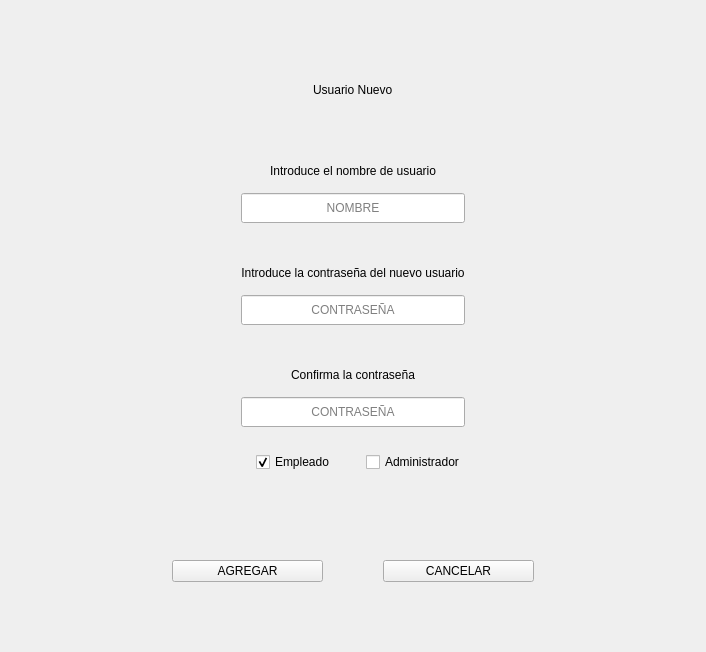
Matapuercos666/OPTICA, file Agregar_Usuario.ui: the form before one commit.
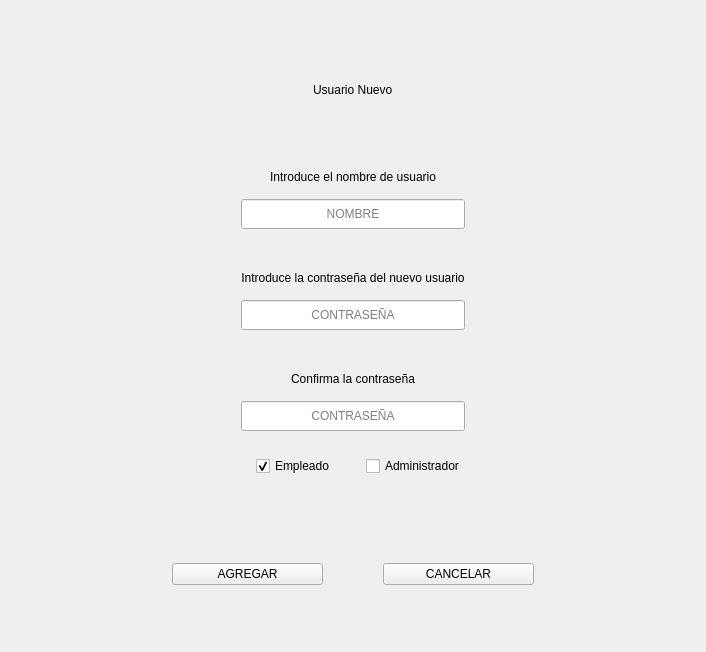
The form after the commit. Icons and pictures are not drawn.

Patch:
```diff
--- a/Agregar_Usuario.ui
+++ b/Agregar_Usuario.ui
@@ -35,7 +35,7 @@
       <number>15</number>
      </property>
      <item row="1" column="0">
-      <layout class="QGridLayout" name="gridLayout_5" columnstretch="3,7,3">
+      <layout class="QGridLayout" name="gridLayout_5" columnstretch="2,7,2">
        <property name="verticalSpacing">
         <number>15</number>
        </property>
@@ -46,13 +46,6 @@
          </property>
         </widget>
        </item>
-       <item row="5" column="1">
-        <widget class="QLabel" name="UsuarioActual">
-         <property name="text">
-          <string/>
-         </property>
-        </widget>
-       </item>
        <item row="4" column="2">
         <spacer name="horizontalSpacer_7">
          <property name="orientation">
@@ -119,6 +112,33 @@
          </property>
         </widget>
        </item>
+       <item row="5" column="2">
+        <layout class="QGridLayout" name="gridLayout_10">
+         <item row="0" column="0">
+          <widget class="QLabel" name="UsuarioActual">
+           <property name="text">
+            <string/>
+           </property>
+           <property name="alignment">
+            <set>Qt::AlignmentFlag::AlignRight|Qt::AlignmentFlag::AlignTrailing|Qt::AlignmentFlag::AlignVCenter</set>
+           </property>
+          </widget>
+         </item>
+        </layout>
+       </item>
+       <item row="5" column="0">
+        <spacer name="horizontalSpacer_8">
+         <property name="orientation">
+          <enum>Qt::Orientation::Horizontal</enum>
+         </property>
+         <property name="sizeHint" stdset="0">
+          <size>
+           <width>40</width>
+           <height>20</height>
+          </size>
+         </property>
+        </spacer>
+       </item>
       </layout>
      </item>
      <item row="4" column="0">
@@ -128,6 +148,12 @@
        </property>
        <item row="0" column="1">
         <widget class="QPushButton" name="AGREGAR">
+         <property name="minimumSize">
+          <size>
+           <width>150</width>
+           <height>0</height>
+          </size>
+         </property>
          <property name="contextMenuPolicy">
           <enum>Qt::ContextMenuPolicy::DefaultContextMenu</enum>
          </property>
@@ -154,6 +180,12 @@
        </item>
        <item row="0" column="3">
         <widget class="QPushButton" name="CANCELAR">
+         <property name="minimumSize">
+          <size>
+           <width>150</width>
+           <height>0</height>
+          </size>
+         </property>
          <property name="text">
           <string>CANCELAR</string>
          </property>
```
